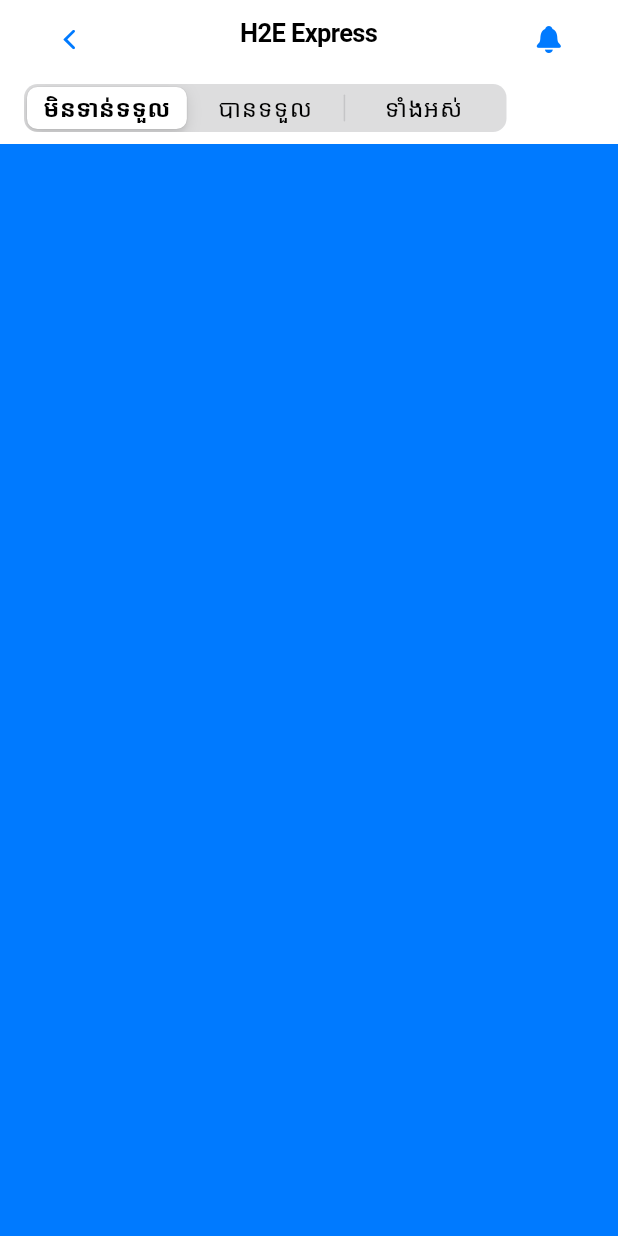
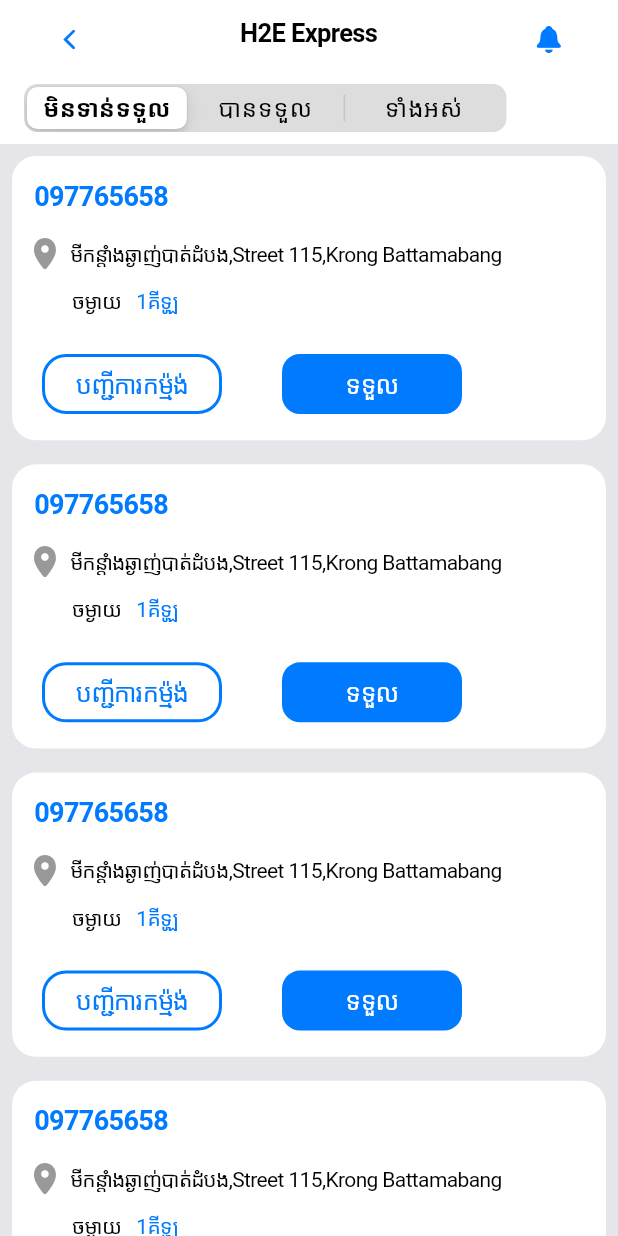
Before and after one commit to suxide/express_staff_ui, a Flutter app: the HomePage screen opened directly, on a phone screen of 412 x 824 dp. Run offline on Flutter 3.47's test engine with Material 2 defaults, Android fonts, the phone set to English and light mode, and no system bars; missing offline and left inert: loading_animations.

Commit message:
orderlistButton

```diff
--- /dev/null
+++ b/lib/model/pagedata.dart
@@ -0,0 +1,10 @@
+import 'package:express_staff/pages/order_list.dart';
+import 'package:express_staff/pages/order_listANDrecieve_order.dart';
+import 'package:express_staff/pages/recieve_order.dart';
+import 'package:flutter/cupertino.dart';
+
+List<Widget> pages = [
+  OrderList(),
+  RecieveOrder(),
+  OrderListAndRecieve()
+];
--- a/lib/pages/homepage.dart
+++ b/lib/pages/homepage.dart
@@ -1,5 +1,6 @@
-import 'package:express_staff/pages/model/colors.dart';
+import 'package:express_staff/model/pagedata.dart';
 import 'package:flutter/cupertino.dart';
+
 
 class HomePage extends StatefulWidget {
   @override
@@ -20,7 +21,6 @@ class _HomePageState extends State<HomePage> {
   @override
   Widget build(BuildContext context) {
     Size size = MediaQuery.of(context).size;
-
     return CupertinoPageScaffold(
       child: CustomScrollView(
         slivers: <Widget>[
@@ -65,8 +65,10 @@ class _HomePageState extends State<HomePage> {
                 },
                 itemCount: 3,
                 itemBuilder: (BuildContext context, int index) {
-                  return Container(
-                    color: colordata[currentIndexInTabBar].colors,
+                  return Column(
+                    children: <Widget>[
+                    pages[currentIndexInTabBar]
+                    ],
                   );
                 },
               ),
--- /dev/null
+++ b/lib/pages/order_list.dart
@@ -0,0 +1,113 @@
+import 'package:flutter/cupertino.dart';
+import 'order_list_button.dart';
+import 'order_recieve_button.dart';
+
+class OrderList extends StatefulWidget {
+  @override
+  _OrderListState createState() => _OrderListState();
+}
+
+class _OrderListState extends State<OrderList> {
+  @override
+  Widget build(BuildContext context) {
+    Size size = MediaQuery.of(context).size;
+    return CupertinoPageScaffold(
+      backgroundColor: CupertinoColors.lightBackgroundGray,
+      child: Container(
+        width: size.width,
+        height: size.height,
+        child: CustomScrollView(
+          slivers: <Widget>[buildOrderList(size)],
+        ),
+      ),
+    );
+  }
+
+  SliverToBoxAdapter buildOrderList(Size size) {
+    return SliverToBoxAdapter(
+      child: Container(
+        width: size.width,
+        height: size.height,
+        child: ListView.builder(
+          scrollDirection: Axis.vertical,
+          itemCount: 4,
+          itemBuilder: (BuildContext context, int index) {
+            return Padding(
+              padding: const EdgeInsets.all(8.0),
+              child: Container(
+                height: size.height*0.23,
+                decoration: BoxDecoration(
+                    color: CupertinoColors.white,
+                    borderRadius: BorderRadius.circular(16.0)),
+                child: Column(
+                  crossAxisAlignment: CrossAxisAlignment.start,
+                  children: <Widget>[
+                    //Order List Detail
+                    Container(
+                      padding:
+                          EdgeInsets.symmetric(horizontal: 15, vertical: 16),
+                      child: Text(
+                        "097765658",
+                        style: TextStyle(
+                            fontSize: 18,
+                            color: CupertinoColors.activeBlue,
+                            fontWeight: FontWeight.bold),
+                      ),
+                    ),
+                    Container(
+                      padding: EdgeInsets.symmetric(horizontal: 10),
+                      child: Row(
+                        children: <Widget>[
+                          Icon(
+                            CupertinoIcons.location_solid,
+                            color: CupertinoColors.inactiveGray,
+                          ),
+                          SizedBox(
+                            width: 5,
+                          ),
+                          Text(
+                            "មីកន្ដាំងឆ្ងាញ់បាត់ដំបង,Street 115,Krong Battamabang",
+                            style: TextStyle(fontSize: 14.0),
+                          )
+                        ],
+                      ),
+                    ),
+                    Container(
+                      padding:
+                          EdgeInsets.symmetric(horizontal: 40, vertical: 10),
+                      child: Row(
+                        children: <Widget>[
+                          Text(
+                            "ចម្ងាយ",
+                            style: TextStyle(fontSize: 14.0),
+                          ),
+                          SizedBox(
+                            width: 10,
+                          ),
+                          Text(
+                            "1គីឡូ",
+                            style: TextStyle(
+                                color: CupertinoColors.activeBlue,
+                                fontSize: 14.0),
+                          )
+                        ],
+                      ),
+                    ),
+                    Container(
+                      child: Row(
+                        children: <Widget>[
+                          OrderListButton(),
+                          OrderRecieveButton(),
+                        ],
+                      ),
+                    )
+                  ],
+                ),
+              ),
+            );
+          },
+        ),
+      ),
+    );
+  }
+}
--- a/lib/pages/splashscreen.dart
+++ b/lib/pages/splashscreen.dart
@@ -1,5 +1,4 @@
 import 'dart:async';
-import 'dart:convert';
 import 'package:express_staff/pages/login.dart';
 import 'package:flutter/cupertino.dart';
 import 'package:loading_animations/loading_animations.dart';
@@ -37,9 +36,7 @@ class _SplashScreenPageState extends State<SplashScreenPage> {
             child: Column(
               children: <Widget>[
                 LoadingBumpingLine.circle(
-                  size: 28,
-                  backgroundColor: CupertinoColors.systemGrey2
-                ),
+                    size: 28, backgroundColor: CupertinoColors.systemGrey2),
                 SizedBox(
                   height: 10,
                 ),
```
Also changed, not shown: lib/pages/login.dart (+8 -26 lines), lib/pages/order_listANDrecieve_order.dart (added, +20 -0 lines), lib/pages/order_list_button.dart (added, +194 -0 lines), lib/pages/order_recieve_button.dart (added, +193 -0 lines), lib/pages/recieve_order.dart (added, +20 -0 lines), lib/model/colors.dart (renamed from lib/pages/model/colors.dart), pubspec.lock.
